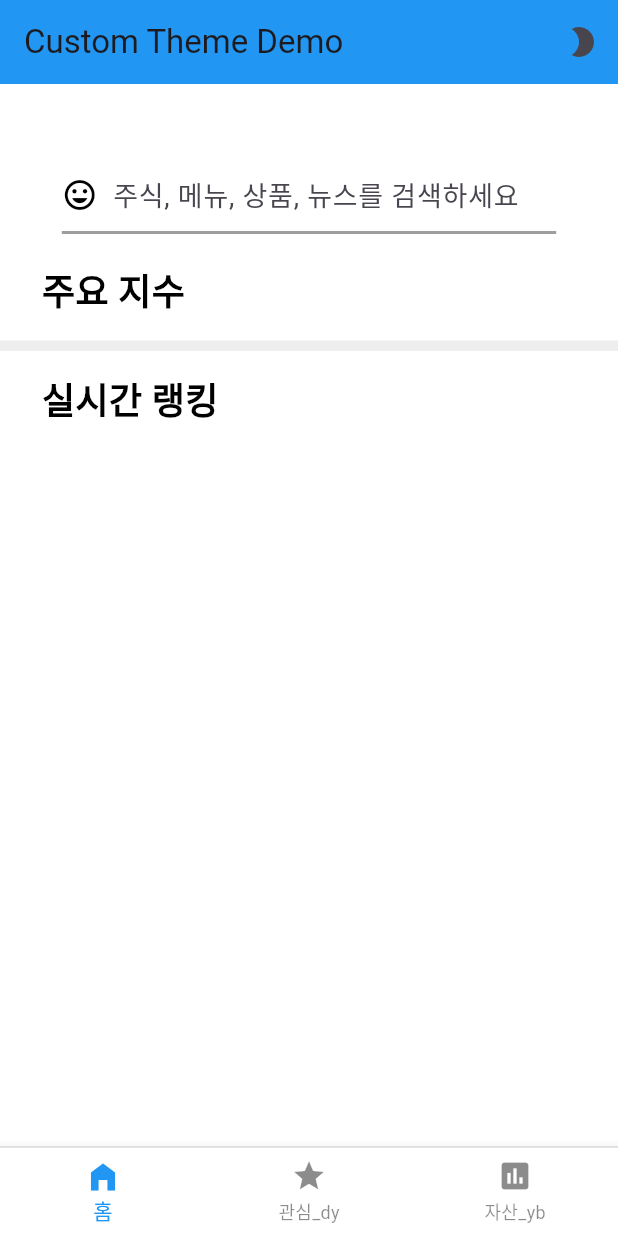
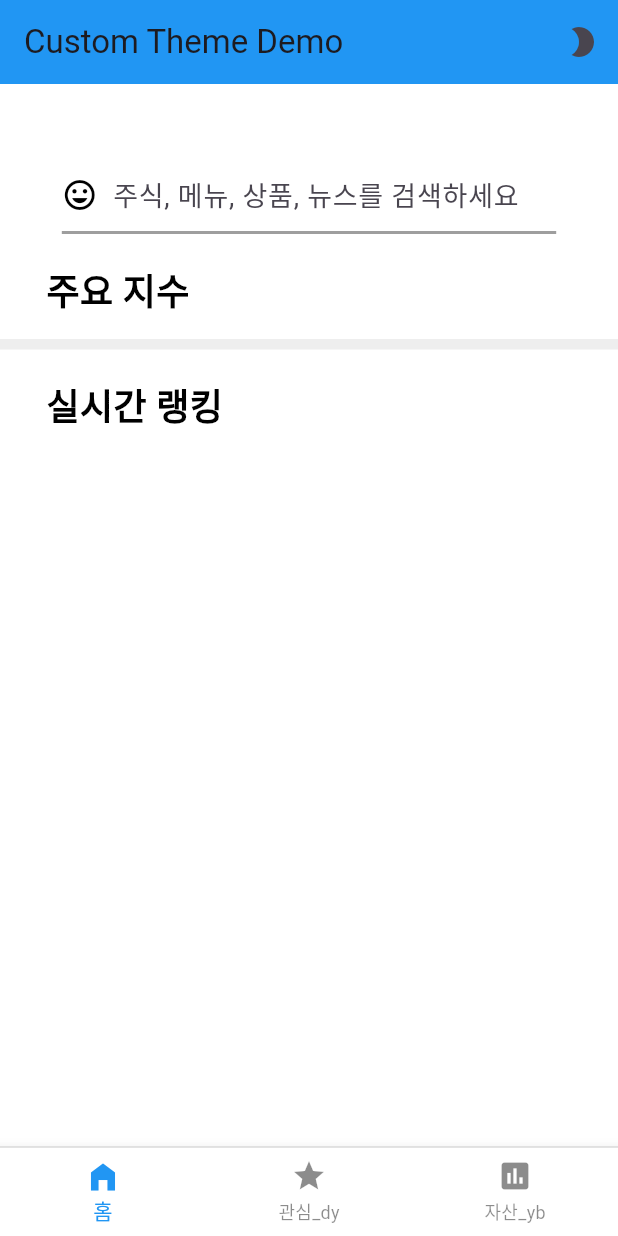
Before and after one commit to ddydyyy/dyj, a Flutter app: the screen it shows after launch, on a phone screen of 412 x 824 dp. Run offline on Flutter 3.47's test engine with Material 3 defaults, Android fonts, the phone set to English and light mode, and no system bars; our stand-ins replace fl_chart; network calls fail.

Commit message:
241125_0020 dy 패딩 등 ui 수정

```diff
--- a/Front/lib/screens/home.dart
+++ b/Front/lib/screens/home.dart
@@ -35,9 +35,9 @@ class Home extends StatelessWidget {
         //     // 기본적으로 빈 공간을 렌더링
         //     : const SizedBox(),
 
-        const SizedBox(height: 15),
+        const SizedBox(height: 14),
         DivLine(themeProvider: themeProvider),
-        const SizedBox(height: 15),
+        const SizedBox(height: 20),
         const BoldText(text: '실시간 랭킹'),
         if (accessToken != null)
           SlideTab(
@@ -61,7 +61,7 @@ class BoldText extends StatelessWidget {
   @override
   Widget build(BuildContext context) {
     return SizedBox(
-      width: MediaQuery.of(context).size.width * 0.865,
+      width: MediaQuery.of(context).size.width * 0.85,
       child: Text(
         text,
         style: const TextStyle(
```
Also changed, not shown: Front/lib/widgets/slide_tab_widget.dart (+28 -14 lines).
